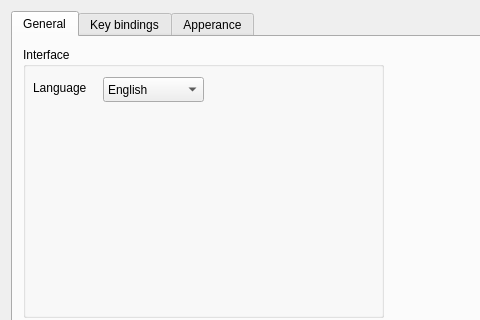
Qt form preferences.ui (PROPHESSOR/ProHex) before a commit; both pictures show x 0 to 480 and y 0 to 320 of the 800 by 600 pixel window.
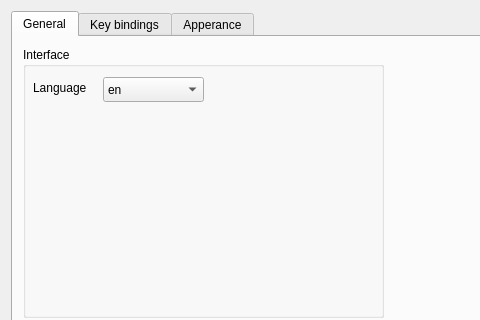
The same form after that commit.

```diff
--- a/preferences.ui
+++ b/preferences.ui
@@ -62,7 +62,7 @@
         </property>
         <item>
          <property name="text">
-          <string>English</string>
+          <string>en</string>
          </property>
         </item>
         <item>
```
Left out of the diff: 7 changed lines with no effect on the pictures.
